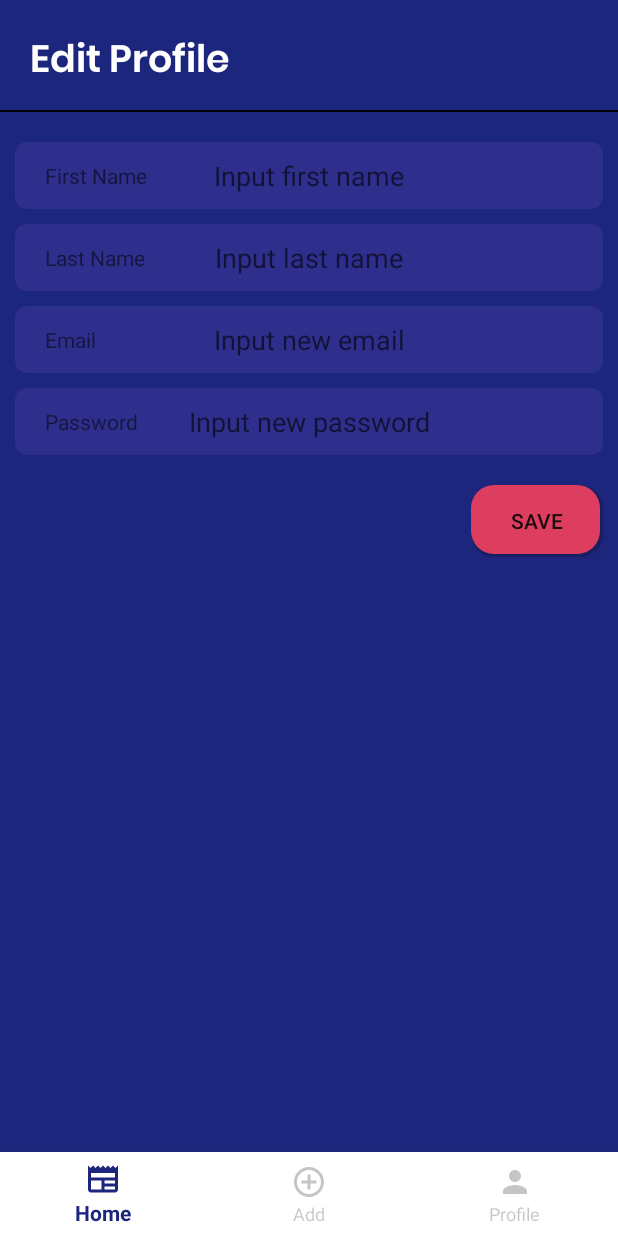
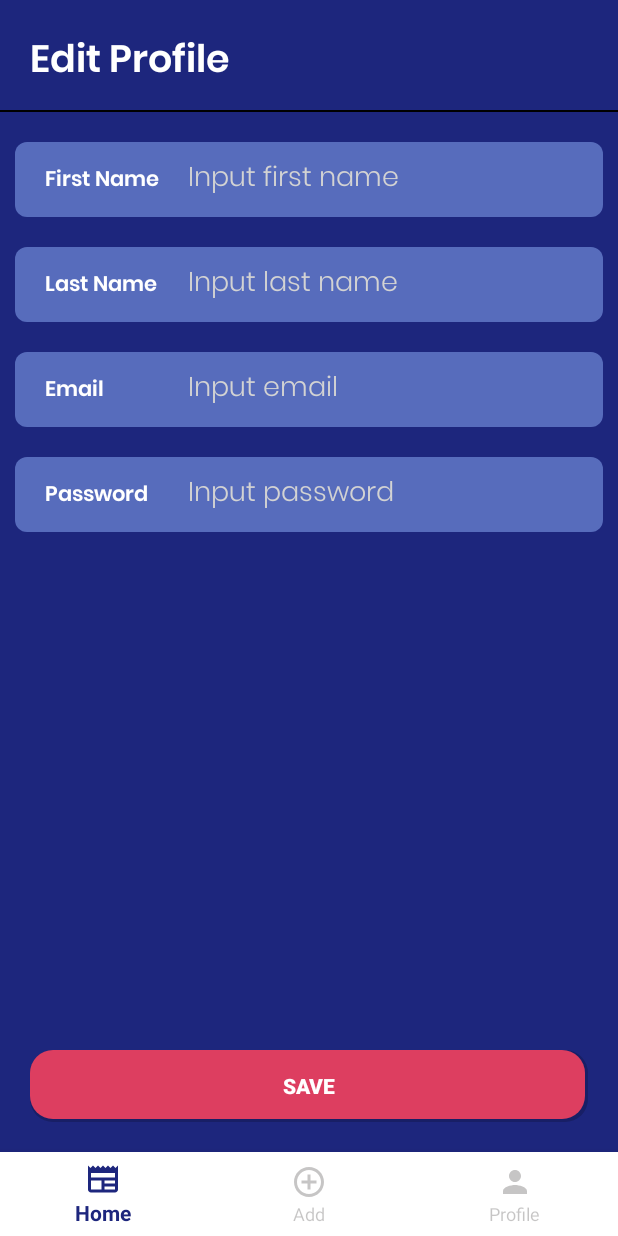
Before and after one commit to gantuangcoc98/TimelinePlus, an Android app: the fragment FragmentEditProfile placed in its activity, on a phone screen of 412 x 824 dp. Run offline under Robolectric (Android 15) with nearby library versions, the phone set to English and light mode, and no system bars; our stand-ins replace Firebase (no records; nobody signed in at launch, a user with empty details on screens opened directly); 4 statements that could not run were skipped.

Commit message:
Darkmode and final polishes

```diff
--- a/app/src/main/res/layout/item_profile.xml
+++ b/app/src/main/res/layout/item_profile.xml
@@ -42,136 +42,166 @@
         android:layout_marginTop="20dp"
         android:orientation="vertical">
 
-        <RelativeLayout
+        <LinearLayout
             android:layout_width="match_parent"
             android:layout_height="wrap_content"
             android:layout_marginStart="10dp"
             android:layout_marginEnd="10dp"
+            android:layout_marginBottom="20dp"
             android:background="@drawable/default_background">
+
+            <TextView
+                android:id="@+id/tvFirstName"
+                android:layout_width="80dp"
+                android:layout_height="wrap_content"
+                android:layout_alignParentLeft="true"
+                android:layout_centerVertical="true"
+                android:layout_marginStart="20dp"
+                android:fontFamily="@font/poppins_semibold"
+                android:text="First Name"
+                android:textColor="@color/white"
+                android:textSize="14sp" />
 
             <EditText
                 android:id="@+id/etSetFirstName"
-                android:layout_width="match_parent"
+                android:layout_width="wrap_content"
                 android:layout_height="wrap_content"
+                android:layout_marginStartEndOf="@id/tvFirstName"
                 android:background="@android:color/transparent"
+                android:fontFamily="@font/poppins_light"
+                android:hint="Input first name"
                 android:paddingTop="10dp"
                 android:paddingBottom="10dp"
-                android:hint="Input first name"
-                android:textAlignment="center"/>
+                android:textColor="@color/white"
+                android:textColorHint="@color/gray"
+                android:layout_marginLeft="15dp"/>
 
-            <TextView
-                android:id="@+id/tvFirstName"
-                android:layout_width="wrap_content"
-                android:layout_height="wrap_content"
-                android:text="First Name"
-                android:textSize="14sp"
-                android:layout_alignParentLeft="true"
-                android:layout_centerVertical="true"
-                android:layout_marginStart="20dp"/>
+        </LinearLayout>
 
-        </RelativeLayout>
-
-        <RelativeLayout
+        <LinearLayout
             android:layout_width="match_parent"
             android:layout_height="wrap_content"
             android:layout_marginStart="10dp"
             android:layout_marginEnd="10dp"
-            android:background="@drawable/default_background"
-            android:layout_marginTop="10dp">
+            android:layout_marginBottom="20dp"
+            android:background="@drawable/default_background">
+
+            <TextView
+                android:id="@+id/tvLastName"
+                android:layout_width="80dp"
+                android:layout_height="wrap_content"
+                android:layout_alignParentLeft="true"
+                android:layout_centerVertical="true"
+                android:layout_marginStart="20dp"
+                android:fontFamily="@font/poppins_semibold"
+                android:text="Last Name"
+                android:textColor="@color/white"
+                android:textSize="14sp" />
 
             <EditText
                 android:id="@+id/etSetLastName"
-                android:layout_width="match_parent"
+                android:layout_width="wrap_content"
                 android:layout_height="wrap_content"
+                android:layout_marginStartEndOf="@id/tvLastName"
                 android:background="@android:color/transparent"
+                android:fontFamily="@font/poppins_light"
+                android:hint="Input last name"
                 android:paddingTop="10dp"
                 android:paddingBottom="10dp"
-                android:hint="Input last name"
-                android:textAlignment="center"/>
+                android:textColor="@color/white"
+                android:textColorHint="@color/gray"
+                android:layout_marginLeft="15dp"/>
+
+        </LinearLayout>
+
+        <LinearLayout
+            android:layout_width="match_parent"
+            android:layout_height="wrap_content"
+            android:layout_marginStart="10dp"
+            android:layout_marginEnd="10dp"
+            android:layout_marginBottom="20dp"
+            android:background="@drawable/default_background">
 
             <TextView
-                android:id="@+id/tvLastName"
-                android:layout_width="wrap_content"
+                android:id="@+id/tvEmail"
+                android:layout_width="80dp"
                 android:layout_height="wrap_content"
-                android:text="Last Name"
-                android:textSize="14sp"
                 android:layout_alignParentLeft="true"
                 android:layout_centerVertical="true"
-                android:layout_marginStart="20dp"/>
-
-        </RelativeLayout>
-
-        <RelativeLayout
-            android:layout_width="match_parent"
-            android:layout_height="wrap_content"
-            android:layout_marginTop="10dp"
-            android:layout_marginStart="10dp"
-            android:layout_marginEnd="10dp"
-            android:background="@drawable/default_background">
+                android:layout_marginStart="20dp"
+                android:fontFamily="@font/poppins_semibold"
+                android:text="Email"
+                android:textColor="@color/white"
+                android:textSize="14sp" />
 
             <EditText
                 android:id="@+id/etSetEmail"
-                android:layout_width="match_parent"
+                android:layout_width="wrap_content"
                 android:layout_height="wrap_content"
+                android:layout_marginStartEndOf="@id/tvEmail"
                 android:background="@android:color/transparent"
+                android:fontFamily="@font/poppins_light"
+                android:hint="Input email"
                 android:paddingTop="10dp"
                 android:paddingBottom="10dp"
-                android:hint="Input new email"
-                android:textAlignment="center"/>
+                android:textColor="@color/white"
+                android:textColorHint="@color/gray"
+                android:layout_marginLeft="15dp"/>
+
+        </LinearLayout>
+
+        <LinearLayout
+            android:layout_width="match_parent"
+            android:layout_height="wrap_content"
+            android:layout_marginStart="10dp"
+            android:layout_marginEnd="10dp"
+            android:layout_marginBottom="20dp"
+            android:background="@drawable/default_background">
 
             <TextView
-                android:id="@+id/tvEmail"
-                android:layout_width="wrap_content"
+                android:id="@+id/tvPassword"
+                android:layout_width="80dp"
                 android:layout_height="wrap_content"
-                android:text="Email"
-                android:textSize="14sp"
                 android:layout_alignParentLeft="true"
                 android:layout_centerVertical="true"
-                android:layout_marginStart="20dp"/>
-
-        </RelativeLayout>
-
-        <RelativeLayout
-            android:layout_width="match_parent"
-            android:layout_height="wrap_content"
-            android:layout_marginTop="10dp"
-            android:layout_marginStart="10dp"
-            android:layout_marginEnd="10dp"
-            android:background="@drawable/default_background">
+                android:layout_marginStart="20dp"
+                android:fontFamily="@font/poppins_semibold"
+                android:text="Password"
+                android:textColor="@color/white"
+                android:textSize="14sp" />
 
             <EditText
                 android:id="@+id/etSetPassword"
-                android:layout_width="match_parent"
+                android:layout_width="wrap_content"
                 android:layout_height="wrap_content"
+                android:layout_marginStartEndOf="@id/tvLastName"
                 android:background="@android:color/transparent"
+                android:fontFamily="@font/poppins_light"
+                android:hint="Input password"
                 android:paddingTop="10dp"
                 android:paddingBottom="10dp"
-                android:hint="Input new password"
-                android:inputType="textPassword"
-                android:textAlignment="center"/>
+                android:textColor="@color/white"
+                android:textColorHint="@color/gray"
+                android:layout_marginLeft="15dp"/>
 
-            <TextView
-                android:id="@+id/tvPassword"
-                android:layout_width="wrap_content"
-                android:layout_height="wrap_content"
-                android:text="Password"
-                android:textSize="14sp"
-                android:layout_alignParentLeft="true"
-                android:layout_centerVertical="true"
-                android:layout_marginStart="20dp"/>
-
-        </RelativeLayout>
-
-        <Button
-            android:id="@+id/btnSave"
-            android:layout_width="wrap_content"
-            android:layout_height="wrap_content"
-            android:layout_gravity="end"
-            android:layout_marginTop="20dp"
-            android:layout_marginEnd="10dp"
-            android:text="Save"
-            android:background="@drawable/buttons"/>
+        </LinearLayout>
 
     </LinearLayout>
 
+    <Button
+        android:id="@+id/btnSave"
+        android:layout_width="match_parent"
+        android:layout_height="wrap_content"
+        app:layout_constraintStart_toStartOf="parent"
+        app:layout_constraintEnd_toEndOf="parent"
+        app:layout_constraintBottom_toBottomOf="parent"
+        android:layout_marginStart="20dp"
+        android:layout_marginBottom="20dp"
+        android:layout_marginEnd="20dp"
+        android:text="Save"
+        android:background="@drawable/buttons"
+        android:textStyle="bold"
+        android:textColor="@color/white"
+        />
+
 </androidx.constraintlayout.widget.ConstraintLayout>
--- a/app/src/main/res/values/colors.xml
+++ b/app/src/main/res/values/colors.xml
@@ -3,7 +3,7 @@
     <color name="background">#1d267d</color>
     <color name="button">#dd3e60</color>
     <color name="darkerbutton">#850E35</color>
-    <color name="darkerbackground">#2e2f8c</color>
+    <color name="darkerbackground">#576cbc</color>
     <color name="black">#FF000000</color>
     <color name="white">#FFFFFFFF</color>
     <color name="gray">#D3D3D3</color>
```
